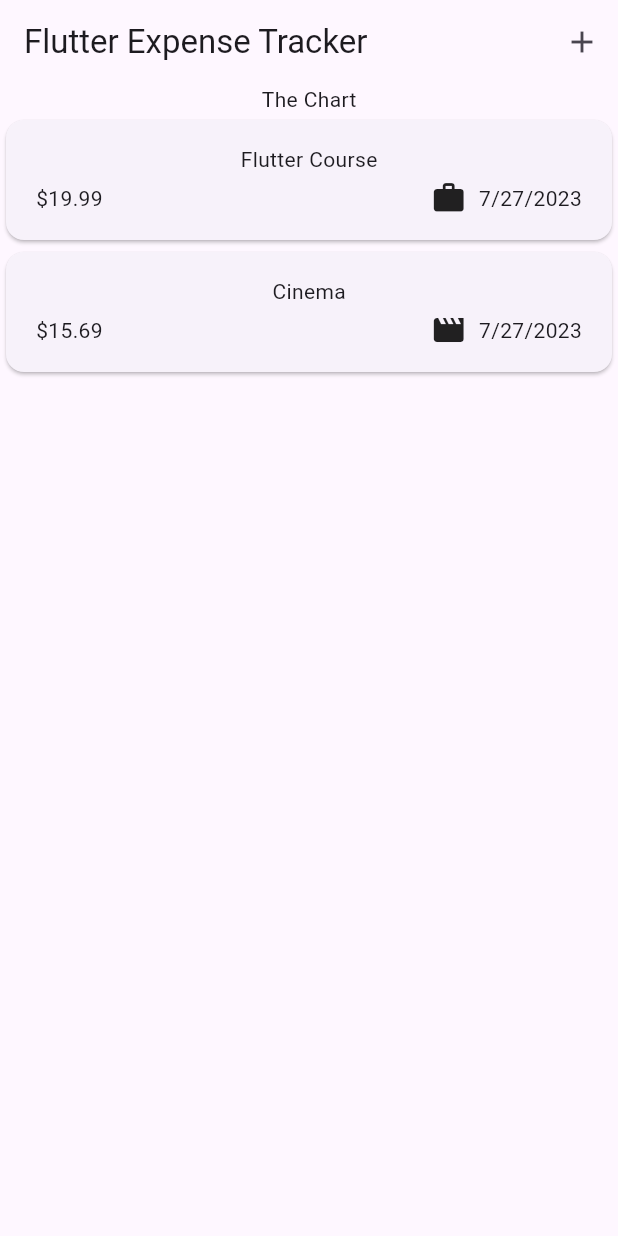
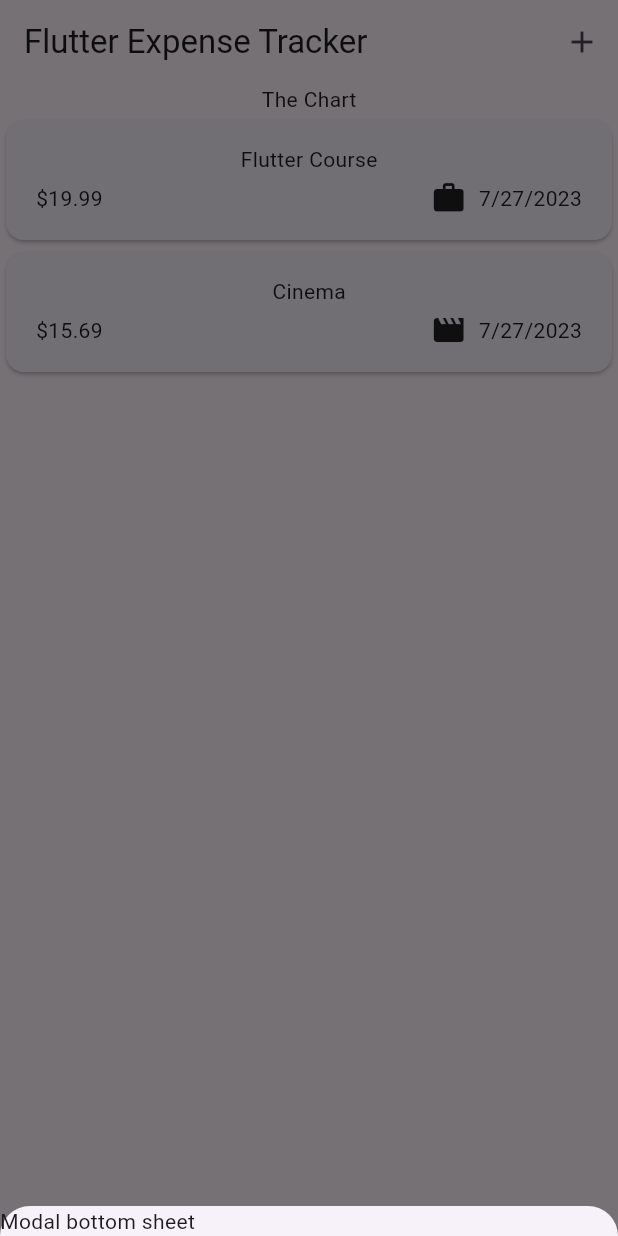
Before and after one commit to omanfathurrahman/expense_tracker, a Flutter app: the screen it shows after launch, after a tap on the "add" icon, on a phone screen of 412 x 824 dp. Run offline on Flutter 3.47's test engine with Material 2 defaults, Android fonts, the phone set to English and light mode, and no system bars.

Commit message:
Adding a Modal Sheet & Understanding Context

```diff
--- a/lib/widgets/expenses.dart
+++ b/lib/widgets/expenses.dart
@@ -26,6 +26,16 @@ class _ExpensesStateState extends State<ExpensesState> {
     ),
   ];
 
+  void _openAddExpenseOverlay() {
+    showModalBottomSheet(
+      context: context,
+      builder: (ctx) => SizedBox(
+        width: double.infinity,
+        child: const Text('Modal bottom sheet'),
+      ),
+    );
+  }
+
   @override
   Widget build(BuildContext context) {
     return Scaffold(
@@ -33,7 +43,7 @@ class _ExpensesStateState extends State<ExpensesState> {
         title: const Text('Flutter Expense Tracker'),
         actions: [
           IconButton(
-            onPressed: () {},
+            onPressed: _openAddExpenseOverlay,
             icon: const Icon(Icons.add),
           )
         ],
```
